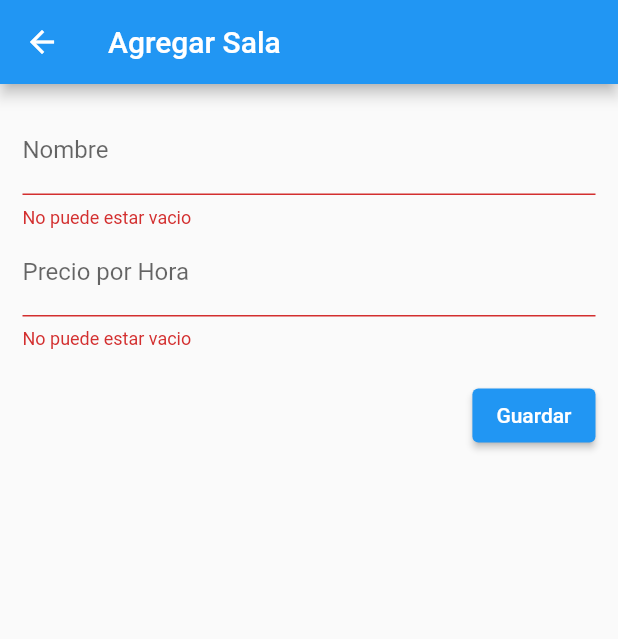
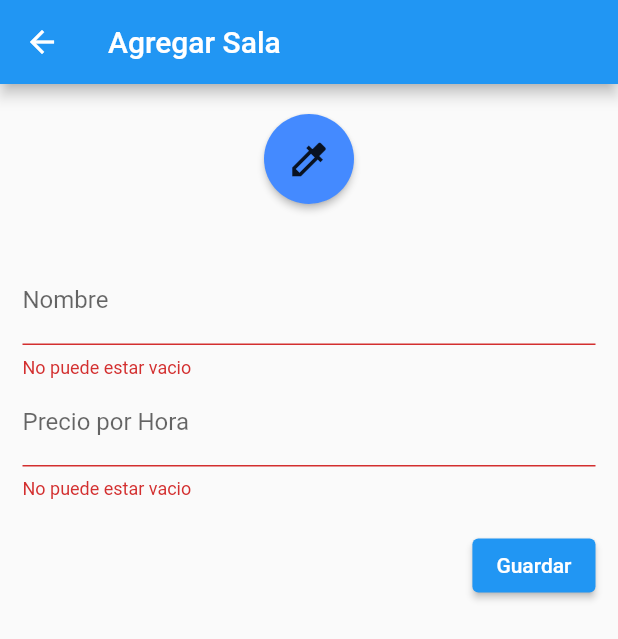
Before and after one commit to andrusio/sala_ensayo, a Flutter app: the SalaCRUD screen opened directly, after a tap on "Guardar", on a phone screen of 412 x 824 dp. Shown: the top 639 px of the screen. Run offline on Flutter 3.47's test engine with Material 2 defaults, Android fonts, the phone set to English and light mode, and no system bars; our stand-ins replace flutter_colorpicker, syncfusion_flutter_calendar.

Commit message:
agregando color a sala

```diff
--- a/lib/models/sala.dart
+++ b/lib/models/sala.dart
@@ -10,8 +10,9 @@ class Sala {
   int? id;
   String? nombre;
   double? precio;
+  Color? color;
 
-  Sala({this.id, this.nombre, this.precio});
+  Sala({this.id, this.nombre, this.precio, this.color = Colors.blueAccent});
 
   factory Sala.fromJson(Map<String, dynamic> json) => _$SalaFromJson(json);
   Map<String, dynamic> toJson() => _$SalaToJson(this);
@@ -41,7 +42,7 @@ Future<List<Sala>> fetchSalas(http.Client client) async {
   return parsed.map<Sala>((json) => Sala.fromJson(json)).toList();
 }
 
-crearSala(String nombre, String precio) async {
+crearSala(String nombre, String precio, Color color) async {
   final response = await http.post(Uri.parse(Env.baseUrl + '/sala'),
       headers: <String, String>{
         'Content-Type': 'application/json; charset=UTF-8',
@@ -49,6 +50,7 @@ crearSala(String nombre, String precio) async {
       body: jsonEncode(<String, dynamic>{
         'nombre': nombre,
         'precio': double.parse(precio),
+        'color': color.value
       }));
 
   if (response.statusCode == 201) {
@@ -81,14 +83,15 @@ eliminarSala(int id) async {
   }
 }
 
-modificarSala(int id, String nombre, String precio) async {
+modificarSala(int id, String nombre, String precio, Color color) async {
   final response = await http.put(Uri.parse(Env.baseUrl + '/sala/$id/'),
       headers: <String, String>{
         'Content-Type': 'application/json; charset=UTF-8',
       },
-      body: jsonEncode(<String, String>{
+      body: jsonEncode(<String, dynamic>{
         'nombre': nombre,
         'precio': precio,
+        'color': color.value
       }));
 
   if (response.statusCode == 200) {
--- a/lib/pages/sala_crud.dart
+++ b/lib/pages/sala_crud.dart
@@ -1,4 +1,7 @@
+import 'dart:ffi';
+
 import 'package:flutter/material.dart';
+import 'package:flutter_colorpicker/flutter_colorpicker.dart';
 import 'package:sala_ensayo/models/sala.dart';
 
 class SalaCRUD extends StatefulWidget {
@@ -11,39 +14,78 @@ class SalaCRUD extends StatefulWidget {
 }
 
 class _SalaCRUDState extends State<SalaCRUD> {
-  @override
-  Widget build(BuildContext context) {
-    String titulo = widget.sala.id == null ? 'Agregar Sala' : 'Editar Sala';
-    return Scaffold(
-      appBar: AppBar(
-        title: Text(titulo),
-      ),
-      body: FormSala(sala: widget.sala),
-    );
-  }
-}
-
-class FormSala extends StatefulWidget {
-  const FormSala({Key? key, required this.sala}) : super(key: key);
-  final Sala sala;
-
-  @override
-  FormSalaState createState() {
-    return FormSalaState();
-  }
-}
-
-class FormSalaState extends State<FormSala> {
+  void guardarEstado(Color color, String nombre, String precio) => setState(() {
+        widget.sala.color = color;
+        widget.sala.nombre = nombre;
+        widget.sala.precio = double.tryParse(precio);
+      });
   final _formKey = GlobalKey<FormState>();
   final TextEditingController nombreController = TextEditingController();
   final TextEditingController precioController = TextEditingController();
 
   @override
   Widget build(BuildContext context) {
+    String titulo = widget.sala.id == null ? 'Agregar Sala' : 'Editar Sala';
     nombreController.text = widget.sala.nombre ?? '';
     precioController.text =
         widget.sala.precio != null ? widget.sala.precio.toString() : '';
 
+    return Scaffold(
+      appBar: AppBar(
+        title: Text(titulo),
+      ),
+      body: Column(
+        children: [
+          selectorColor(context, widget.sala.color!),
+          formulario(context, widget.sala),
+        ],
+      ),
+    );
+  }
+
+  Widget selectorColor(BuildContext context, Color colorSala) {
+    return Padding(
+      padding: const EdgeInsets.all(20),
+      child: RawMaterialButton(
+        shape: const CircleBorder(),
+        fillColor: colorSala,
+        padding: const EdgeInsets.all(15),
+        child: const Icon(
+          Icons.colorize,
+          size: 30,
+        ),
+        onPressed: () {
+          showDialog(
+              context: context,
+              builder: (BuildContext context) {
+                return AlertDialog(
+                  title: const Text('Selecciona un color'),
+                  content: SingleChildScrollView(
+                    child: BlockPicker(
+                      pickerColor: colorSala, //default color
+                      onColorChanged: (color) {
+                        //on color picked
+                        guardarEstado(color, nombreController.text,
+                            precioController.text);
+                      },
+                    ),
+                  ),
+                  actions: <Widget>[
+                    ElevatedButton(
+                      child: const Text('Ok'),
+                      onPressed: () {
+                        Navigator.of(context).pop(); //dismiss the color picker
+                      },
+                    ),
+                  ],
+                );
+              });
+        },
+      ),
+    );
+  }
+
+  Widget formulario(BuildContext context, Sala sala) {
     return Form(
       key: _formKey,
       child: Padding(
@@ -112,8 +154,11 @@ class FormSalaState extends State<FormSala> {
             ElevatedButton(
               onPressed: () async {
                 if (_formKey.currentState!.validate()) {
-                  Respuesta respuesta = await modificarSala(widget.sala.id!,
-                      nombreController.text, precioController.text);
+                  Respuesta respuesta = await modificarSala(
+                      widget.sala.id!,
+                      nombreController.text,
+                      precioController.text,
+                      widget.sala.color!);
                   ScaffoldMessenger.of(context).showSnackBar(SnackBar(
                     content: Text(respuesta.texto),
                     backgroundColor: respuesta.color,
@@ -128,8 +173,8 @@ class FormSalaState extends State<FormSala> {
             ElevatedButton(
               onPressed: () async {
                 if (_formKey.currentState!.validate()) {
-                  Respuesta respuesta = await crearSala(
-                      nombreController.text, precioController.text);
+                  Respuesta respuesta = await crearSala(nombreController.text,
+                      precioController.text, widget.sala.color!);
                   ScaffoldMessenger.of(context).showSnackBar(SnackBar(
                     content: Text(respuesta.texto),
                     backgroundColor: respuesta.color,
--- a/pubspec.yaml
+++ b/pubspec.yaml
@@ -39,6 +39,7 @@ dependencies:
   flutter_localizations:
     sdk: flutter
   json_annotation: ^4.7.0
+  flutter_colorpicker: ^1.0.3
 
 dev_dependencies:
   flutter_test:
```
Also changed, not shown: lib/pages/salas_page.dart (+9 -1 lines), lib/models/sala.g.dart.
